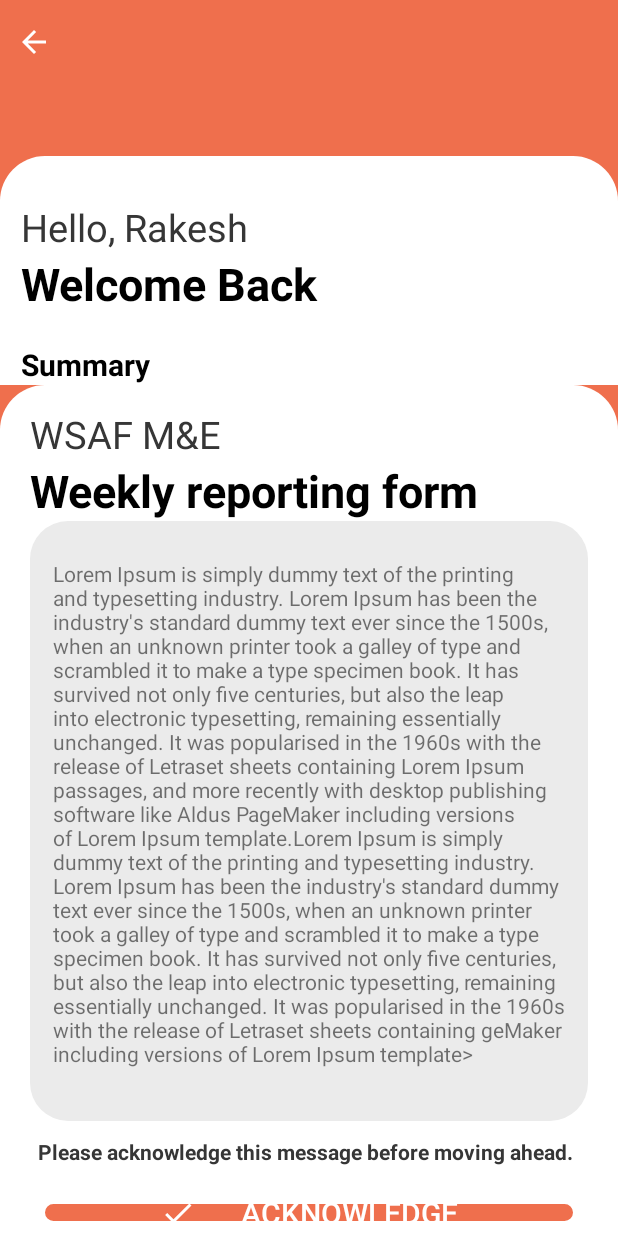
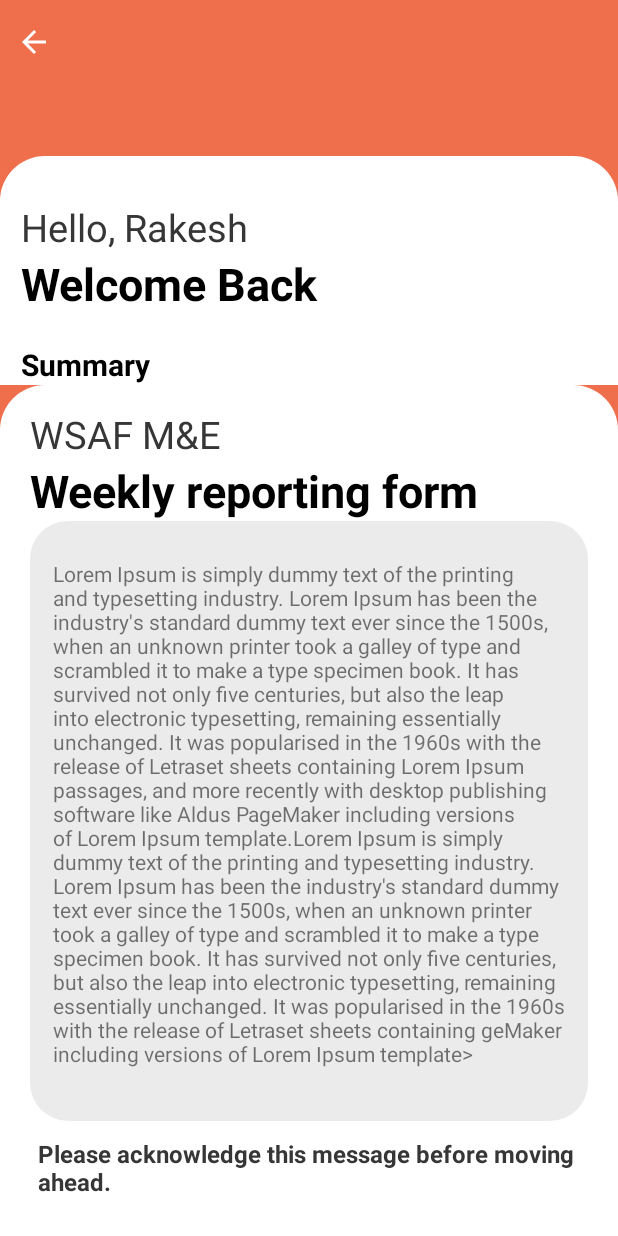
Before and after one commit to ablyParasBhasin/MLDemoCode, an Android app: the fragment ReportingFormFragment placed in its activity, on a phone screen of 412 x 824 dp. Run offline under Robolectric (Android 15) with nearby library versions, the phone set to English and light mode, and no system bars; our stand-ins replace data binding; pictures from the network do not load.

Commit message:
paras developer

```diff
--- a/app/src/main/res/layout/fragment_reporting_form.xml
+++ b/app/src/main/res/layout/fragment_reporting_form.xml
@@ -78,7 +78,7 @@
                 android:padding="@dimen/margin_5dp"
                 android:text="@string/app_please_acknowledge_this_message_before_moving_ahead"
                 android:textColor="@color/text_color"
-                android:textSize="@dimen/txt_14sp"
+                android:textSize="@dimen/txt_16sp"
                 android:textStyle="bold" />
 
             <LinearLayout
```
